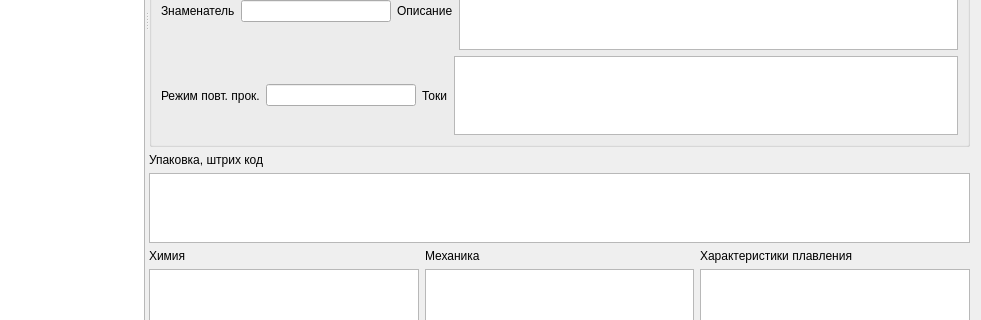
This is formmark.ui in Sergeyego/el_sert as Qt 5 draws it before an edit; both pictures show x 135 to 1116 and y 368 to 688 of the 1116 by 775 pixel window. The edited form follows.
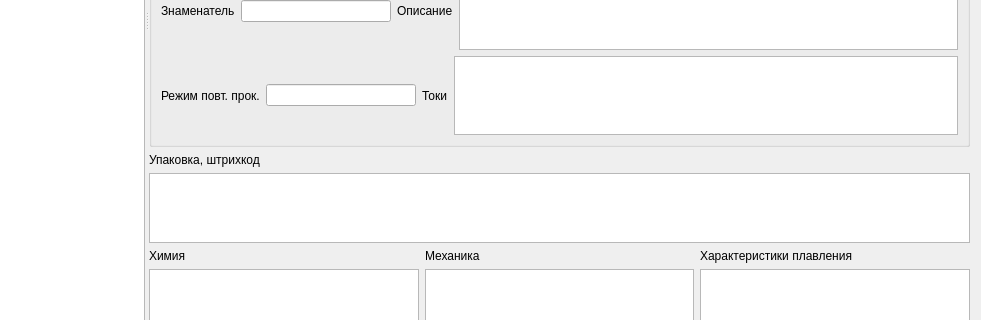
This is the edited form. Custom widgets are drawn as their Qt base class.

What changed in the file:
```diff
--- a/formmark.ui
+++ b/formmark.ui
@@ -430,7 +430,7 @@
            <item>
             <widget class="QLabel" name="label_24">
              <property name="text">
-              <string>Упаковка, штрих код</string>
+              <string>Упаковка, штрихкод</string>
              </property>
             </widget>
            </item>
```
